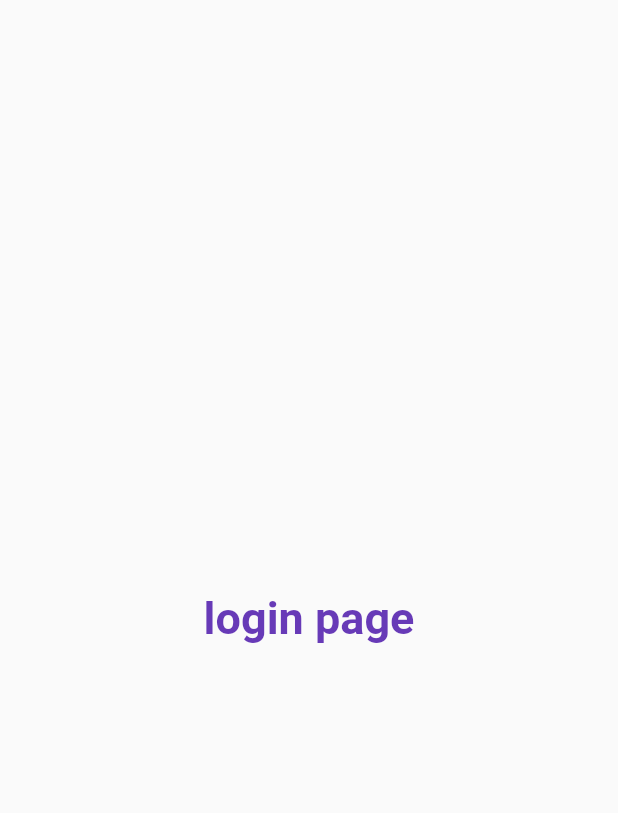
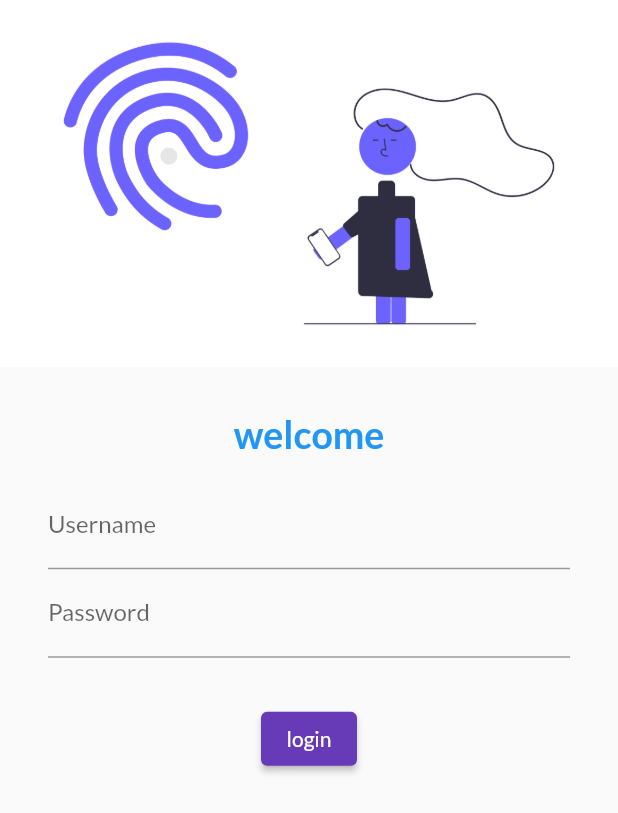
Before and after one commit to aditya1602/new-flutter, a Flutter app: the screen it shows after launch, on a phone screen of 412 x 824 dp. Shown: the top 813 px of the screen. Run offline on Flutter 3.47's test engine with Material 2 defaults, Android fonts, the phone set to English and light mode, and no system bars; our stand-ins replace google_fonts.

Commit message:
Day 4 complete

```diff
--- a/lib/main.dart
+++ b/lib/main.dart
@@ -3,6 +3,7 @@
 import 'package:flutter/material.dart';
 import 'package:flutter_dec_17/pages/home_page.dart';
 import 'package:flutter_dec_17/pages/login_page.dart';
+import 'package:google_fonts/google_fonts.dart';
 
 void main() {
   runApp(MyApp());
@@ -16,7 +17,9 @@ class MyApp extends StatelessWidget {
     return MaterialApp(
       // home: home_page(),
       themeMode: ThemeMode.light,
-      theme: ThemeData(primarySwatch: Colors.deepPurple),
+      theme: ThemeData(
+          primarySwatch: Colors.deepPurple,
+          fontFamily: GoogleFonts.lato().fontFamily),
       darkTheme: ThemeData(
         brightness: Brightness.dark,
       ),
--- a/lib/pages/login_page.dart
+++ b/lib/pages/login_page.dart
@@ -2,6 +2,7 @@
 
 import 'package:flutter/cupertino.dart';
 import 'package:flutter/material.dart';
+import 'package:flutter/rendering.dart';
 
 class loginPage extends StatelessWidget {
   const loginPage({Key? key}) : super(key: key);
@@ -9,15 +10,41 @@ class loginPage extends StatelessWidget {
   @override
   Widget build(BuildContext context) {
     return Material(
-      child: Center(
-        child: Text(
-          "login page",
+        child: Column(
+      children: [
+        Image.asset(
+          "assets/images/login_image.png",
+          fit: BoxFit.cover,
+        ),
+        SizedBox(
+          height: 30,
+        ),
+        Text(
+          "welcome",
           style: TextStyle(
-              fontSize: 30,
-              color: Colors.deepPurple,
-              fontWeight: FontWeight.bold),
+              fontSize: 25, fontWeight: FontWeight.bold, color: Colors.blue),
         ),
-      ),
-    );
+        Padding(
+          padding: const EdgeInsets.symmetric(vertical: 16, horizontal: 32),
+          child: Column(
+            children: [
+              TextFormField(
+                decoration: InputDecoration(
+                    hintText: "Enter Username", labelText: "Username"),
+              ),
+              TextFormField(
+                obscureText: true,
+                decoration: InputDecoration(
+                    hintText: "Enter Password", labelText: "Password"),
+              ),
+              SizedBox(
+                height: 30,
+              ),
+              ElevatedButton(onPressed: () {}, child: Text("login"))
+            ],
+          ),
+        )
+      ],
+    ));
   }
 }
--- a/pubspec.yaml
+++ b/pubspec.yaml
@@ -34,6 +34,7 @@ dependencies:
   # The following adds the Cupertino Icons font to your application.
   # Use with the CupertinoIcons class for iOS style icons.
   cupertino_icons: ^1.0.2
+  google_fonts: ^2.1.1
 
 dev_dependencies:
   flutter_test:
@@ -58,8 +59,8 @@ flutter:
   uses-material-design: true
 
   # To add assets to your application, add an assets section, like this:
-  # assets:
-  #   - images/a_dot_burr.jpeg
+  assets:
+    - assets/images/
   #   - images/a_dot_ham.jpeg
 
   # An image asset can refer to one or more resolution-specific "variants", see
```
Also changed, not shown: assets/images/login_image.png (added), pubspec.lock.
